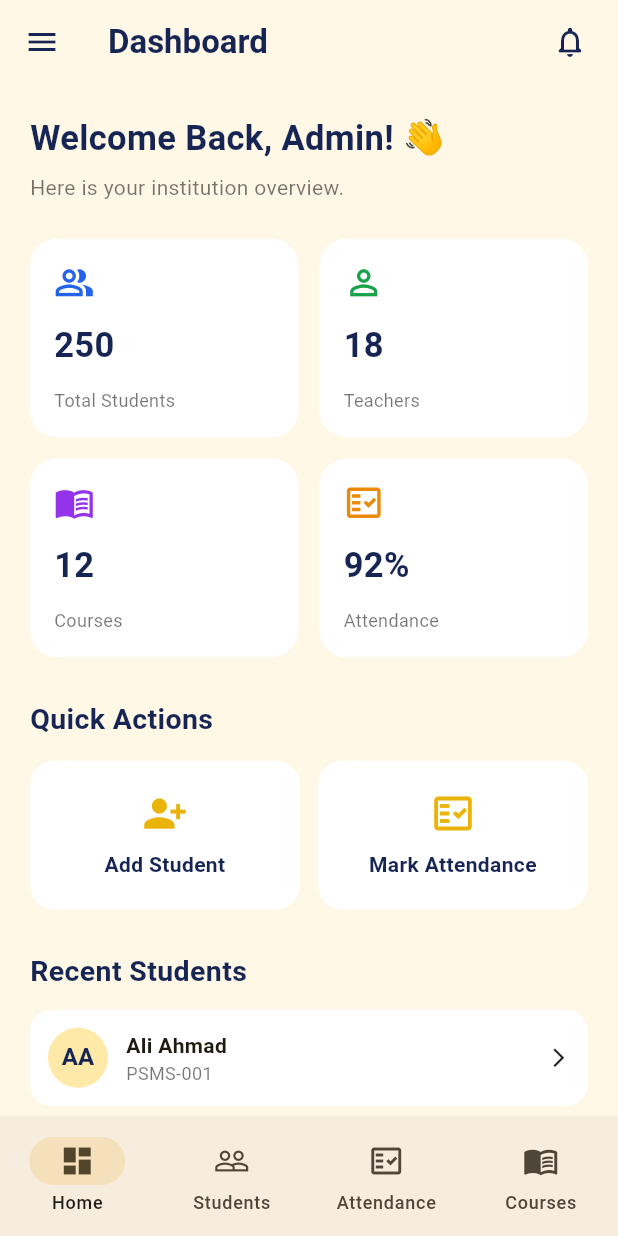
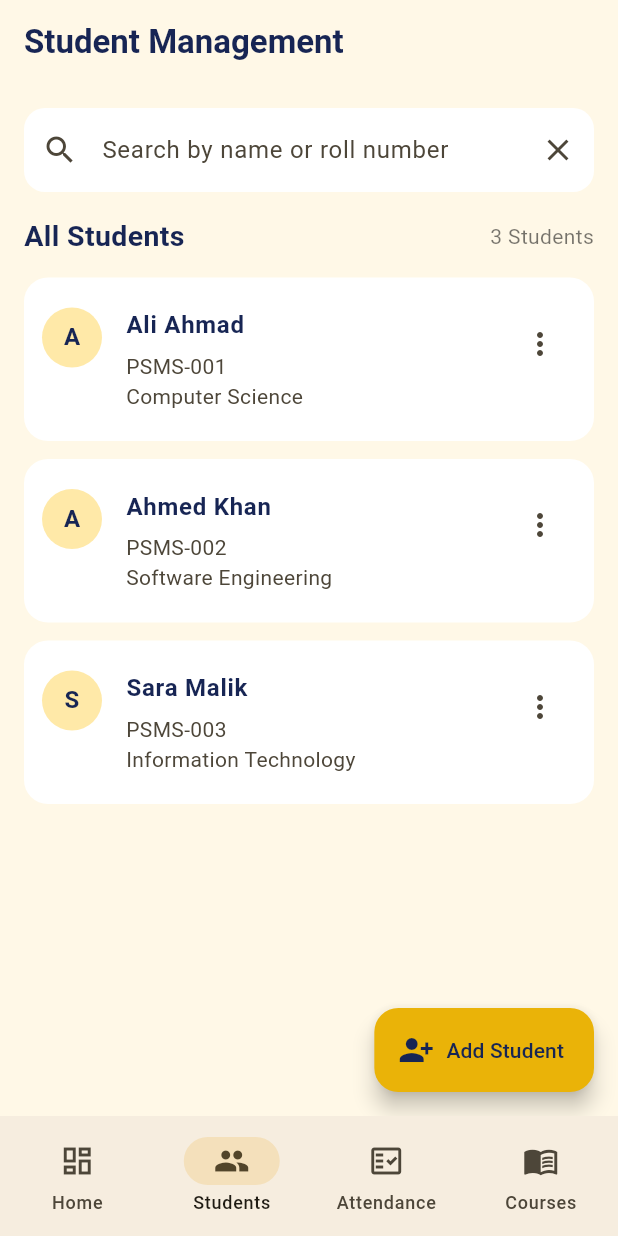
Before and after one commit to faraaz-ahmmed/professional-student-management-system, a Flutter app: the screen it shows after launch, after a tap on "Login", after a tap on "Add Student", on a phone screen of 412 x 824 dp. Run offline on Flutter 3.47's test engine with Material 3 defaults, Android fonts, the phone set to English and light mode, and no system bars.

Commit message:
student_management_system_screen

```diff
--- a/lib/views/dashboard/dashboard_screen.dart
+++ b/lib/views/dashboard/dashboard_screen.dart
@@ -1,6 +1,7 @@
 
 import 'package:flutter/material.dart';
 import '../../core/theme/app_theme.dart';
+import '../students/student_management_screen.dart';
 
 class DashboardScreen extends StatefulWidget {
   const DashboardScreen({super.key});
@@ -20,13 +21,26 @@ class _DashboardScreenState extends State<DashboardScreen> {
     'Reports',
   ];
 
+  final List<IconData> drawerIcons = [
+    Icons.dashboard_outlined,
+    Icons.people_outline,
+    Icons.fact_check_outlined,
+    Icons.menu_book_outlined,
+    Icons.bar_chart_outlined,
+  ];
+
+  void selectPage(int index) {
+    setState(() => selectedIndex = index);
+  }
+
   @override
   Widget build(BuildContext context) {
     return Scaffold(
-      appBar: AppBar(
-        title: Text(
-          titles[selectedIndex],
-          style: const TextStyle(fontWeight: FontWeight.bold),
+      appBar: selectedIndex == 0
+          ? AppBar(
+              title: const Text(
+                'PSMS Dashboard',
+                style: TextStyle(fontWeight: FontWeight.bold),
               ),
               actions: [
                 IconButton(
@@ -35,7 +49,9 @@ class _DashboardScreenState extends State<DashboardScreen> {
                 ),
                 const SizedBox(width: 8),
               ],
-      ),
+            )
+          : null,
+
       drawer: Drawer(
         child: SafeArea(
           child: Column(
@@ -72,44 +88,60 @@ class _DashboardScreenState extends State<DashboardScreen> {
                   ],
                 ),
               ),
+
               for (int i = 0; i < titles.length; i++)
                 ListTile(
-                  leading: Icon(_icons[i]),
+                  leading: Icon(drawerIcons[i]),
                   title: Text(titles[i]),
                   selected: selectedIndex == i,
                   onTap: () {
-                    setState(() => selectedIndex = i);
+                    selectPage(i);
                     Navigator.pop(context);
                   },
                 ),
+
               const Spacer(),
               const Divider(),
+
               ListTile(
                 leading: const Icon(Icons.settings_outlined),
                 title: const Text('Settings'),
-                onTap: () {},
+                onTap: () {
+                  Navigator.pop(context);
+                },
+              ),
+
+              ListTile(
+                leading: const Icon(Icons.logout_rounded),
+                title: const Text('Logout'),
+                onTap: () {
+                  Navigator.pop(context);
+                  Navigator.pushNamedAndRemoveUntil(
+                    context,
+                    '/',
+                    (route) => false,
+                  );
+                },
               ),
             ],
           ),
         ),
       ),
-      body: selectedIndex == 0
-          ? _buildDashboard()
-          : Center(
-              child: Text(
-                '${titles[selectedIndex]} Screen',
-                style: const TextStyle(
-                  fontSize: 22,
-                  fontWeight: FontWeight.bold,
-                  color: AppTheme.navy,
+
+      body: IndexedStack(
+        index: selectedIndex,
+        children: [
+          _buildDashboard(),
+          const StudentManagementScreen(),
+          _buildPlaceholder('Attendance'),
+          _buildPlaceholder('Courses'),
+          _buildPlaceholder('Reports'),
+        ],
       ),
-              ),
-            ),
+
       bottomNavigationBar: NavigationBar(
-        selectedIndex: selectedIndex,
-        onDestinationSelected: (index) {
-          setState(() => selectedIndex = index);
-        },
+        selectedIndex: selectedIndex < 4 ? selectedIndex : 0,
+        onDestinationSelected: selectPage,
         destinations: const [
           NavigationDestination(
             icon: Icon(Icons.dashboard_outlined),
@@ -136,14 +168,6 @@ class _DashboardScreenState extends State<DashboardScreen> {
     );
   }
 
-  final List<IconData> _icons = [
-    Icons.dashboard_outlined,
-    Icons.people_outline,
-    Icons.fact_check_outlined,
-    Icons.menu_book_outlined,
-    Icons.bar_chart_outlined,
-  ];
-
   Widget _buildDashboard() {
     return SingleChildScrollView(
       padding: const EdgeInsets.all(20),
@@ -163,6 +187,7 @@ class _DashboardScreenState extends State<DashboardScreen> {
             'Here is your institution overview.',
             style: TextStyle(color: Colors.black54),
           ),
+
           const SizedBox(height: 24),
 
           GridView.count(
@@ -201,6 +226,7 @@ class _DashboardScreenState extends State<DashboardScreen> {
           ),
 
           const SizedBox(height: 28),
+
           const Text(
             'Quick Actions',
             style: TextStyle(
@@ -209,6 +235,7 @@ class _DashboardScreenState extends State<DashboardScreen> {
               color: AppTheme.navy,
             ),
           ),
+
           const SizedBox(height: 14),
 
           Row(
@@ -217,21 +244,22 @@ class _DashboardScreenState extends State<DashboardScreen> {
                 child: _ActionCard(
                   icon: Icons.person_add_alt_1,
                   title: 'Add Student',
-                  onTap: () {},
+                  onTap: () => selectPage(1),
                 ),
               ),
               const SizedBox(width: 12),
               Expanded(
                 child: _ActionCard(
                   icon: Icons.fact_check_outlined,
-                  title: 'Mark Attendance',
-                  onTap: () {},
+                  title: 'Attendance',
+                  onTap: () => selectPage(2),
                 ),
               ),
             ],
           ),
 
           const SizedBox(height: 28),
+
           const Text(
             'Recent Students',
             style: TextStyle(
@@ -240,6 +268,7 @@ class _DashboardScreenState extends State<DashboardScreen> {
               color: AppTheme.navy,
             ),
           ),
+
           const SizedBox(height: 12),
 
           const _StudentTile(
@@ -257,8 +286,22 @@ class _DashboardScreenState extends State<DashboardScreen> {
             rollNo: 'PSMS-003',
             initials: 'SM',
           ),
+
           const SizedBox(height: 20),
         ],
+      ),
+    );
+  }
+
+  Widget _buildPlaceholder(String title) {
+    return Center(
+      child: Text(
+        '$title Screen Coming Soon',
+        style: const TextStyle(
+          fontSize: 20,
+          fontWeight: FontWeight.bold,
+          color: AppTheme.navy,
+        ),
       ),
     );
   }
--- /dev/null
+++ b/lib/views/students/student_management_screen.dart
@@ -0,0 +1,308 @@
+
+import 'package:flutter/material.dart';
+import '../../core/theme/app_theme.dart';
+
+class Student {
+  String name;
+  String rollNo;
+  String email;
+  String course;
+  String phone;
+
+  Student({
+    required this.name,
+    required this.rollNo,
+    required this.email,
+    required this.course,
+    required this.phone,
+  });
+}
+
+class StudentManagementScreen extends StatefulWidget {
+  const StudentManagementScreen({super.key});
+
+  @override
+  State<StudentManagementScreen> createState() =>
+      _StudentManagementScreenState();
+}
+
+class _StudentManagementScreenState extends State<StudentManagementScreen> {
+  final List<Student> students = [
+    Student(
+      name: 'Ali Ahmad',
+      rollNo: 'PSMS-001',
+      email: 'ali@gmail.com',
+      course: 'Computer Science',
+      phone: '03001234567',
+    ),
+    Student(
+      name: 'Ahmed Khan',
+      rollNo: 'PSMS-002',
+      email: 'ahmed@gmail.com',
+      course: 'Software Engineering',
+      phone: '03001234568',
+    ),
+    Student(
+      name: 'Sara Malik',
+      rollNo: 'PSMS-003',
+      email: 'sara@gmail.com',
+      course: 'Information Technology',
+      phone: '03001234569',
+    ),
+  ];
+
+  final searchController = TextEditingController();
+
+  List<Student> get filteredStudents {
+    final query = searchController.text.toLowerCase();
+
+    return students.where((student) {
+      return student.name.toLowerCase().contains(query) ||
+          student.rollNo.toLowerCase().contains(query);
+    }).toList();
+  }
+
+  @override
+  void dispose() {
+    searchController.dispose();
+    super.dispose();
+  }
+
+  void showStudentForm({Student? student}) {
+    final nameController = TextEditingController(text: student?.name ?? '');
+    final rollController = TextEditingController(text: student?.rollNo ?? '');
+    final emailController = TextEditingController(text: student?.email ?? '');
+    final courseController = TextEditingController(text: student?.course ?? '');
+    final phoneController = TextEditingController(text: student?.phone ?? '');
+
+    showDialog(
+      context: context,
+      builder: (dialogContext) => AlertDialog(
+        title: Text(student == null ? 'Add Student' : 'Edit Student'),
+        content: SingleChildScrollView(
+          child: Column(
+            mainAxisSize: MainAxisSize.min,
+            children: [
+              _field(nameController, 'Full Name'),
+              _field(rollController, 'Roll Number'),
+              _field(emailController, 'Email Address'),
+              _field(courseController, 'Course'),
+              _field(phoneController, 'Phone Number'),
+            ],
+          ),
+        ),
+        actions: [
+          TextButton(
+            onPressed: () => Navigator.pop(dialogContext),
+            child: const Text('Cancel'),
+          ),
+          ElevatedButton(
+            style: ElevatedButton.styleFrom(
+              backgroundColor: AppTheme.primary,
+              foregroundColor: AppTheme.navy,
+            ),
+            onPressed: () {
+              if (nameController.text.trim().isEmpty ||
+                  rollController.text.trim().isEmpty ||
+                  emailController.text.trim().isEmpty ||
+                  courseController.text.trim().isEmpty ||
+                  phoneController.text.trim().isEmpty) {
+                return;
+              }
+
+              final duplicate = students.any((item) =>
+                  item.rollNo.toLowerCase() ==
+                      rollController.text.trim().toLowerCase() &&
+                  item != student);
+
+              if (duplicate) {
+                ScaffoldMessenger.of(context).showSnackBar(
+                  const SnackBar(content: Text('Roll number already exists')),
+                );
+                return;
+              }
+
+              setState(() {
+                if (student == null) {
+                  students.add(
+                    Student(
+                      name: nameController.text.trim(),
+                      rollNo: rollController.text.trim(),
+                      email: emailController.text.trim(),
+                      course: courseController.text.trim(),
+                      phone: phoneController.text.trim(),
+                    ),
+                  );
+                } else {
+                  student.name = nameController.text.trim();
+                  student.rollNo = rollController.text.trim();
+                  student.email = emailController.text.trim();
+                  student.course = courseController.text.trim();
+                  student.phone = phoneController.text.trim();
+                }
+              });
+
+              Navigator.pop(dialogContext);
+            },
+            child: Text(student == null ? 'Add Student' : 'Save Changes'),
+          ),
+        ],
+      ),
+    );
+  }
+
+  Widget _field(TextEditingController controller, String label) {
+    return Padding(
+      padding: const EdgeInsets.only(bottom: 12),
+      child: TextField(
+        controller: controller,
+        decoration: InputDecoration(
+          labelText: label,
+          border: OutlineInputBorder(
+            borderRadius: BorderRadius.circular(12),
+          ),
+        ),
+      ),
+    );
+  }
+
+  void deleteStudent(Student student) {
+    setState(() => students.remove(student));
+
+    ScaffoldMessenger.of(context).showSnackBar(
+      const SnackBar(content: Text('Student deleted successfully')),
+    );
+  }
+
+  @override
+  Widget build(BuildContext context) {
+    final filtered = filteredStudents;
+
+    return Scaffold(
+      appBar: AppBar(
+        title: const Text(
+          'Student Management',
+          style: TextStyle(fontWeight: FontWeight.bold),
+        ),
+      ),
+      floatingActionButton: FloatingActionButton.extended(
+        onPressed: () => showStudentForm(),
+        backgroundColor: AppTheme.primary,
+        foregroundColor: AppTheme.navy,
+        icon: const Icon(Icons.person_add_alt_1),
+        label: const Text('Add Student'),
+      ),
+      body: Column(
+        children: [
+          Padding(
+            padding: const EdgeInsets.all(16),
+            child: TextField(
+              controller: searchController,
+              onChanged: (_) => setState(() {}),
+              decoration: InputDecoration(
+                hintText: 'Search by name or roll number',
+                prefixIcon: const Icon(Icons.search),
+                suffixIcon: IconButton(
+                  onPressed: () {
+                    searchController.clear();
+                    setState(() {});
+                  },
+                  icon: const Icon(Icons.close),
+                ),
+              ),
+            ),
+          ),
+          Padding(
+            padding: const EdgeInsets.symmetric(horizontal: 16),
+            child: Row(
+              children: [
+                const Text(
+                  'All Students',
+                  style: TextStyle(
+                    fontSize: 19,
+                    fontWeight: FontWeight.bold,
+                    color: AppTheme.navy,
+                  ),
+                ),
+                const Spacer(),
+                Text(
+                  '${students.length} Students',
+                  style: const TextStyle(color: Colors.black54),
+                ),
+              ],
+            ),
+          ),
+          const SizedBox(height: 10),
+          Expanded(
+            child: filtered.isEmpty
+                ? const Center(child: Text('No students found'))
+                : ListView.builder(
+                    padding: const EdgeInsets.fromLTRB(16, 4, 16, 90),
+                    itemCount: filtered.length,
+                    itemBuilder: (context, index) {
+                      final student = filtered[index];
+
+                      return Card(
+                        color: Colors.white,
+                        elevation: 0,
+                        margin: const EdgeInsets.only(bottom: 12),
+                        shape: RoundedRectangleBorder(
+                          borderRadius: BorderRadius.circular(16),
+                        ),
+                        child: ListTile(
+                          contentPadding: const EdgeInsets.all(12),
+                          leading: CircleAvatar(
+                            backgroundColor: const Color(0xFFFFE9A8),
+                            child: Text(
+                              student.name.isNotEmpty
+                                  ? student.name[0].toUpperCase()
+                                  : '?',
+                              style: const TextStyle(
+                                color: AppTheme.navy,
+                                fontWeight: FontWeight.bold,
+                              ),
+                            ),
+                          ),
+                          title: Text(
+                            student.name,
+                            style: const TextStyle(
+                              fontWeight: FontWeight.bold,
+                              color: AppTheme.navy,
+                            ),
+                          ),
+                          subtitle: Padding(
+                            padding: const EdgeInsets.only(top: 5),
+                            child: Text(
+                              '${student.rollNo}\n${student.course}',
+                            ),
+                          ),
+                          isThreeLine: true,
+                          trailing: PopupMenuButton<String>(
+                            onSelected: (value) {
+                              if (value == 'edit') {
+                                showStudentForm(student: student);
+                              } else if (value == 'delete') {
+                                deleteStudent(student);
+                              }
+                            },
+                            itemBuilder: (_) => const [
+                              PopupMenuItem(
+                                value: 'edit',
+                                child: Text('Edit'),
+                              ),
+                              PopupMenuItem(
+                                value: 'delete',
+                                child: Text('Delete'),
+                              ),
+                            ],
+                          ),
+                        ),
+                      );
+                    },
+                  ),
+          ),
+        ],
+      ),
+    );
+  }
+}
```
Lines whose indentation alone changed are shown as unchanged.
